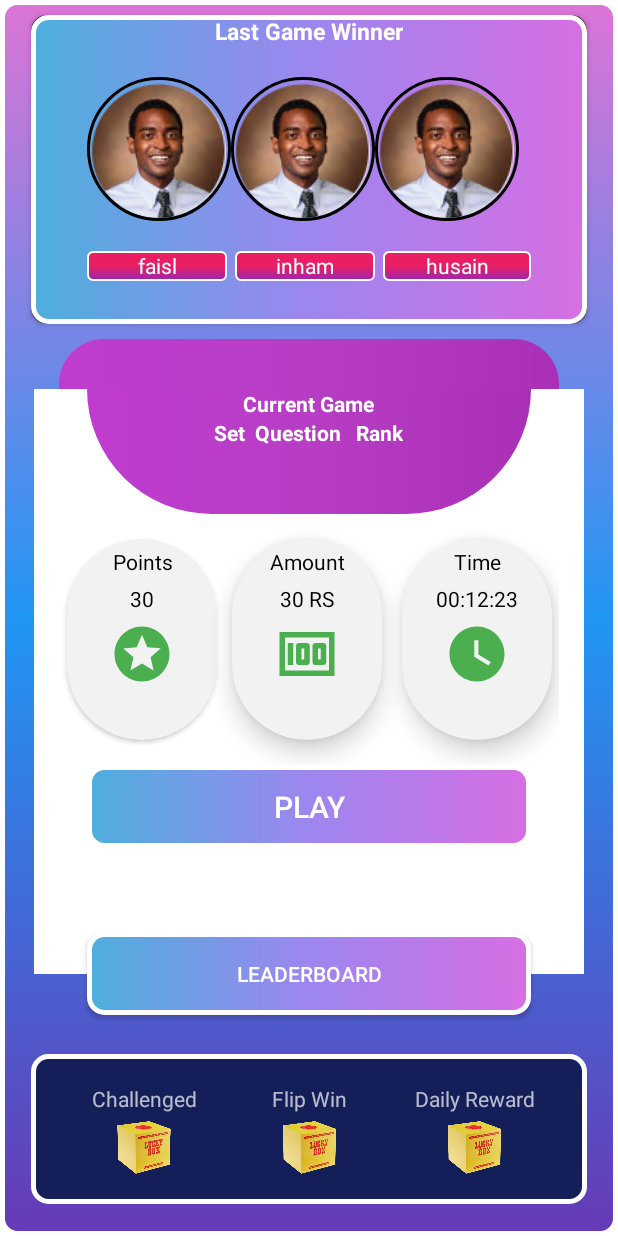
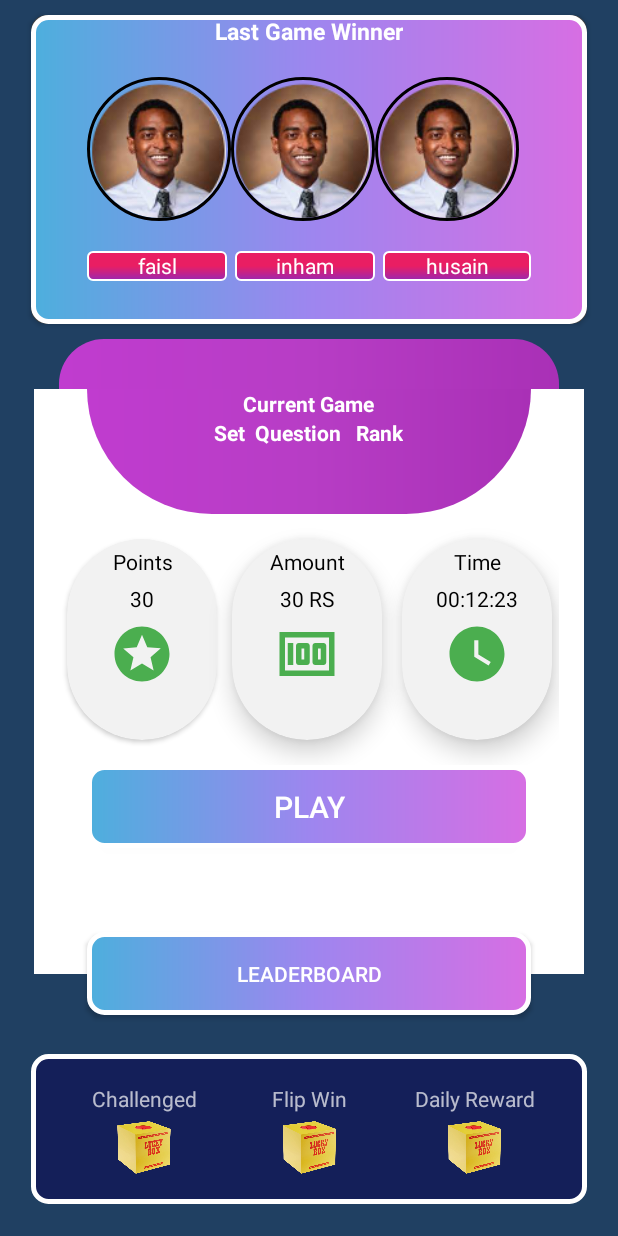
Before and after one commit to maqpoon16/WinPakistan, an Android app: the MainScreenActivity screen opened directly, with no data from a screen before it, on a phone screen of 412 x 824 dp. Run offline under Robolectric (Android 15) with nearby library versions, the phone set to English and light mode, and no system bars; our stand-ins replace CircleImageView.

Commit message:
Lottery App

```diff
--- a/app/src/main/res/layout/activity_mainscreen.xml
+++ b/app/src/main/res/layout/activity_mainscreen.xml
@@ -4,7 +4,7 @@
     xmlns:tools="http://schemas.android.com/tools"
     android:layout_width="match_parent"
     android:layout_height="match_parent"
-     android:background="@color/white"
+     android:background="@color/dark_blue"
     tools:context=".activites.MainScreenActivity">
 
     <ScrollView
@@ -18,7 +18,7 @@
         <androidx.constraintlayout.widget.ConstraintLayout
             app:layout_constraintHeight_percent="0.9"
             android:layout_width="match_parent"
-            android:background="@drawable/backgredient"
+            android:background="@color/dark_blue"
             android:layout_height="0dp"
             tools:ignore="MissingConstraints">
             <androidx.cardview.widget.CardView
```
